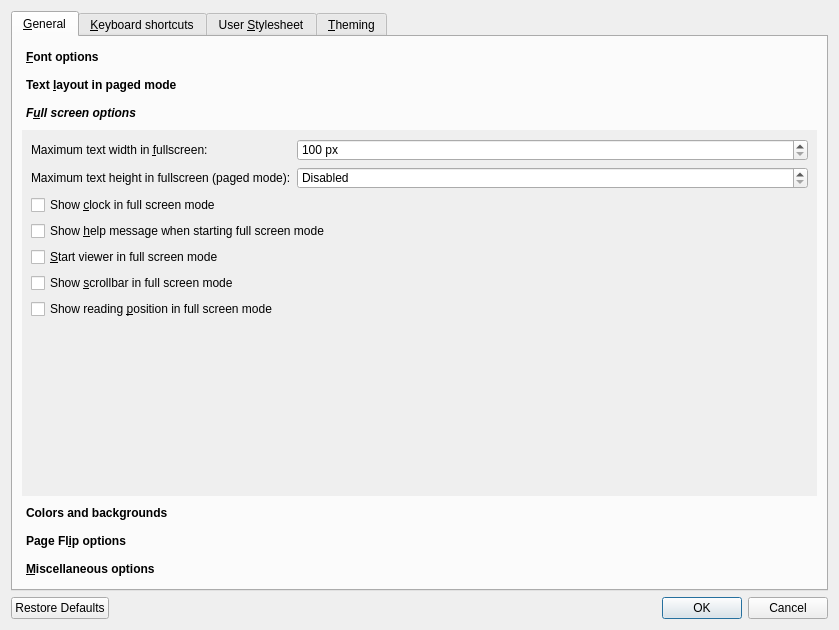
First picture: the form in src/calibre/gui2/viewer/config.ui, repository kovidgoyal/calibre, before the edit.
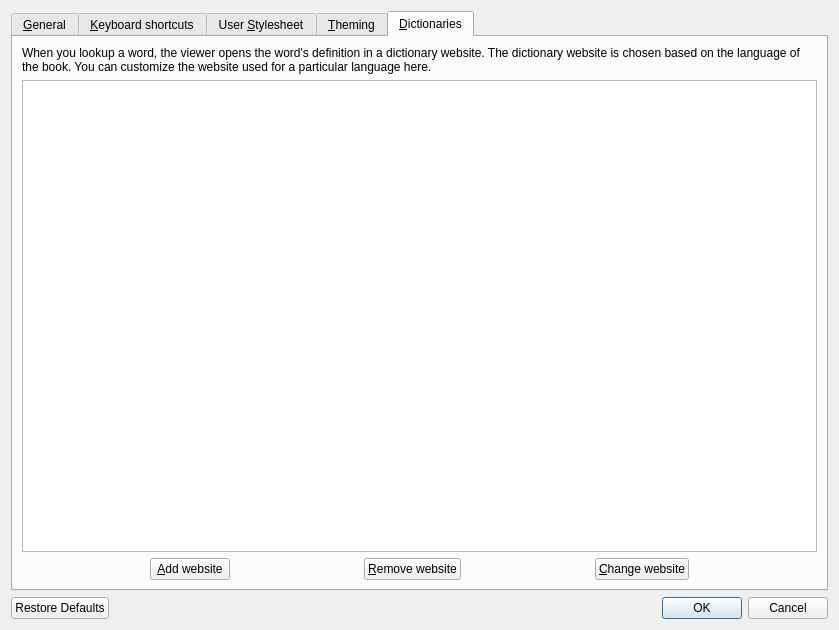
Second picture: the form after the edit. The open tabs and pages were chosen to show the change. Icons and pictures are not drawn.

Commit message: E-book viewer: Allow customizing the website that is used as a dictionary for looking up words in the viewer. Click the Preferences button in the viewer and choose the dictionaries tab to customize the website.

```diff
--- a/src/calibre/gui2/viewer/config.ui
+++ b/src/calibre/gui2/viewer/config.ui
@@ -370,8 +370,8 @@
            <rect>
             <x>0</x>
             <y>0</y>
-            <width>811</width>
-            <height>380</height>
+            <width>799</width>
+            <height>378</height>
            </rect>
           </property>
           <attribute name="label">
@@ -853,6 +853,81 @@
        </item>
       </layout>
      </widget>
+     <widget class="QWidget" name="tab_5">
+      <attribute name="title">
+       <string>&amp;Dictionaries</string>
+      </attribute>
+      <layout class="QVBoxLayout" name="verticalLayout_4">
+       <item>
+        <widget class="QLabel" name="label_25">
+         <property name="text">
+          <string>When you lookup a word, the viewer opens the word's definition in a dictionary website. The dictionary website is chosen based on the language of the book. You can customize the website used for a particular language here.</string>
+         </property>
+         <property name="wordWrap">
+          <bool>true</bool>
+         </property>
+        </widget>
+       </item>
+       <item>
+        <widget class="QListWidget" name="dictionary_list"/>
+       </item>
+       <item>
+        <layout class="QHBoxLayout" name="horizontalLayout_3">
+         <item>
+          <widget class="QPushButton" name="add_dictionary_website_button">
+           <property name="sizePolicy">
+            <sizepolicy hsizetype="Fixed" vsizetype="Fixed">
+             <horstretch>0</horstretch>
+             <verstretch>0</verstretch>
+            </sizepolicy>
+           </property>
+           <property name="text">
+            <string>&amp;Add website</string>
+           </property>
+           <property name="icon">
+            <iconset resource="../../../../resources/images.qrc">
+             <normaloff>:/images/plus.png</normaloff>:/images/plus.png</iconset>
+           </property>
+          </widget>
+         </item>
+         <item>
+          <widget class="QPushButton" name="remove_dictionary_website_button">
+           <property name="sizePolicy">
+            <sizepolicy hsizetype="Fixed" vsizetype="Fixed">
+             <horstretch>0</horstretch>
+             <verstretch>0</verstretch>
+            </sizepolicy>
+           </property>
+           <property name="text">
+            <string>&amp;Remove website</string>
+           </property>
+           <property name="icon">
+            <iconset resource="../../../../resources/images.qrc">
+             <normaloff>:/images/minus.png</normaloff>:/images/minus.png</iconset>
+           </property>
+          </widget>
+         </item>
+         <item>
+          <widget class="QPushButton" name="change_dictionary_website_button">
+           <property name="sizePolicy">
+            <sizepolicy hsizetype="Fixed" vsizetype="Fixed">
+             <horstretch>0</horstretch>
+             <verstretch>0</verstretch>
+            </sizepolicy>
+           </property>
+           <property name="text">
+            <string>&amp;Change website</string>
+           </property>
+           <property name="icon">
+            <iconset resource="../../../../resources/images.qrc">
+             <normaloff>:/images/edit_input.png</normaloff>:/images/edit_input.png</iconset>
+           </property>
+          </widget>
+         </item>
+        </layout>
+       </item>
+      </layout>
+     </widget>
     </widget>
    </item>
   </layout>
```
Left out of the diff: 20 changed lines with no effect on the pictures. The commit also changes 2 other files.
